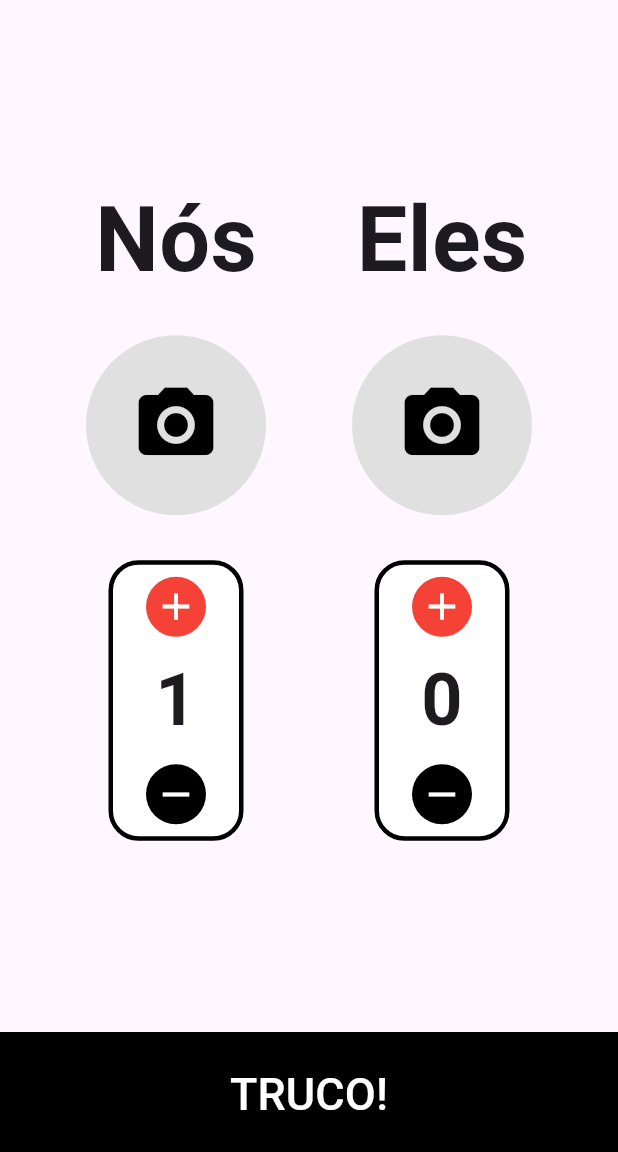
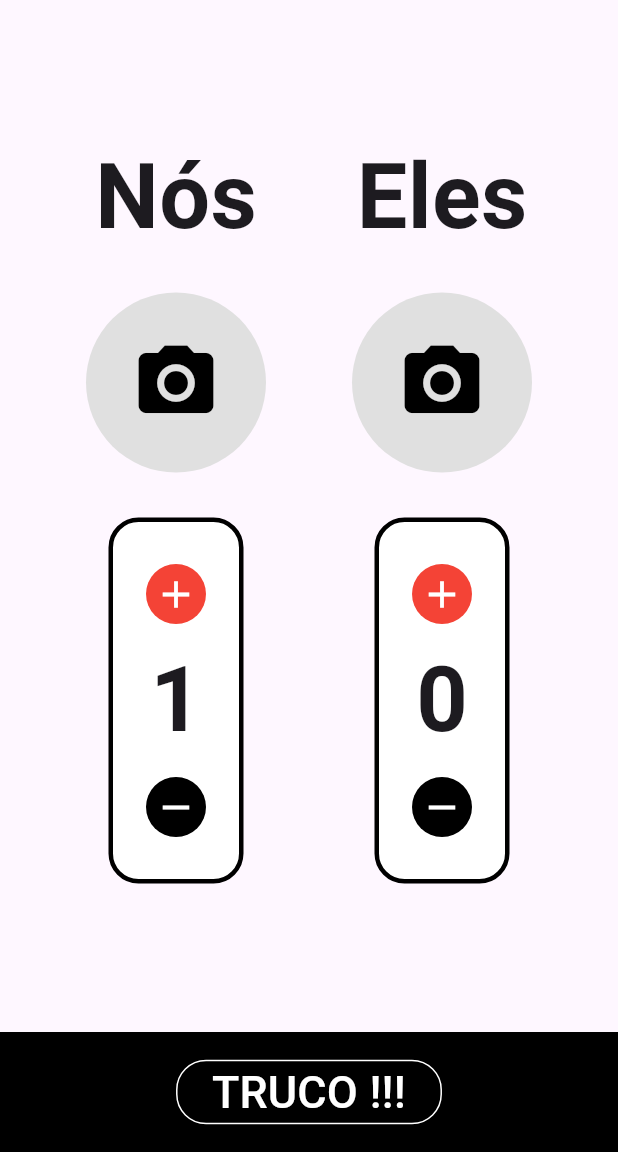
Before and after one commit to DouglasSilvar/marcador_tento_app, a Flutter app: the screen it shows after launch, after a tap on the "add" icon, on a phone screen of 412 x 824 dp, the part 84-1236 px from its top. Run offline on Flutter 3.47's test engine with Material 3 defaults, Android fonts, the phone set to English and light mode, and no system bars; our stand-ins replace audioplayers, image_picker; missing offline and left inert: audio_session.

```diff
--- a/lib/main.dart
+++ b/lib/main.dart
@@ -3,9 +3,22 @@ import 'dart:math';
 import 'package:flutter/material.dart';
 import 'package:image_picker/image_picker.dart';
 import 'package:audioplayers/audioplayers.dart';
+import 'package:audio_session/audio_session.dart' as audio_session;
 
-void main() {
-  runApp(const MyApp());
+void main() async {
+  WidgetsFlutterBinding.ensureInitialized();
+  final session = await audio_session.AudioSession.instance;
+  await session.configure(const audio_session.AudioSessionConfiguration(
+    avAudioSessionCategory: audio_session.AVAudioSessionCategory.playAndRecord,
+    avAudioSessionCategoryOptions:
+        audio_session.AVAudioSessionCategoryOptions.mixWithOthers,
+    avAudioSessionMode: audio_session.AVAudioSessionMode.defaultMode,
+    avAudioSessionRouteSharingPolicy:
+        audio_session.AVAudioSessionRouteSharingPolicy.defaultPolicy,
+    avAudioSessionSetActiveOptions:
+        audio_session.AVAudioSessionSetActiveOptions.none,
+  ));
+  runApp(MyApp());
 }
 
 class MyApp extends StatelessWidget {
@@ -38,6 +51,8 @@ class _MyHomePageState extends State<MyHomePage> {
   int _elesCounter = 0;
   File? _nosImage;
   File? _elesImage;
+  String _centralButtonText = 'TRUCO !!!';
+  bool _isTrucoVisible = false;
 
   final Random _random = Random();
 
@@ -51,6 +66,24 @@ class _MyHomePageState extends State<MyHomePage> {
       print('Error playing random truco sound: $error');
     });
   }
+
+  void _handleButtonPress(String buttonPressed) {
+  setState(() {
+    if (buttonPressed == 'CORRO ...') {
+      _isTrucoVisible = false;
+      _centralButtonText = 'TRUCO !!!';
+    } else if (buttonPressed == 'TRUCO !!!') {
+      _isTrucoVisible = true;
+    } else if (buttonPressed == 'SEIS !!!' && _centralButtonText == 'TRUCO !!!') {
+      _centralButtonText = 'SEIS !!!';
+    } else if (buttonPressed == 'NOVE !!!' && _centralButtonText == 'SEIS !!!') {
+      _centralButtonText = 'NOVE !!!';
+    } else if (buttonPressed == 'DOZE !!!' && _centralButtonText == 'NOVE !!!') {
+      _centralButtonText = 'DOZE !!!';
+      _isTrucoVisible = false;
+    }
+  });
+}
 
   Future<void> _pickImage(bool isNos) async {
     final ImagePicker _picker = ImagePicker();
@@ -108,10 +141,10 @@ class _MyHomePageState extends State<MyHomePage> {
           onTap: () => _pickImage(isNos),
           child: CircleAvatar(
             backgroundColor:
-                Colors.grey[300], // Fundo cinza para o ícone da câmera
+                Colors.grey[300],
             backgroundImage: teamImage != null
                 ? FileImage(teamImage)
-                : null, // Ícone da câmera preto
+                : null,
             radius: 60,
             child: teamImage == null
                 ? const Icon(Icons.camera_alt, size: 60, color: Colors.black)
@@ -120,8 +153,7 @@ class _MyHomePageState extends State<MyHomePage> {
         ),
         const SizedBox(height: 20),
         Container(
-          width:
-              90, // Aumentando a largura do Container (ajuste este valor conforme necessário)
+          width: 90,
           margin: const EdgeInsets.all(10),
           decoration: BoxDecoration(
             color: Colors.white,
@@ -131,29 +163,29 @@ class _MyHomePageState extends State<MyHomePage> {
           child: Column(
             mainAxisAlignment: MainAxisAlignment.center,
             children: <Widget>[
+              const SizedBox(height: 20),
               IconButton(
                 icon: CircleAvatar(
-                  backgroundColor: Colors.red, // Fundo vermelho para o ícone +
-                  child: Icon(Icons.add,
-                      size: 30, color: Colors.white), // Ícone + branco
+                  backgroundColor: Colors.red,
+                  child: Icon(Icons.add, size: 30, color: Colors.white),
                 ),
                 onPressed: () => _incrementCounter(isNos),
               ),
               Text(
                 '$score',
                 style: const TextStyle(
-                  fontSize: 48,
+                  fontSize: 60,
                   fontWeight: FontWeight.bold,
                 ),
               ),
               IconButton(
                 icon: CircleAvatar(
-                  backgroundColor: Colors.black, // Fundo preto para o ícone -
-                  child: Icon(Icons.remove,
-                      size: 30, color: Colors.white), // Ícone - branco
+                  backgroundColor: Colors.black,
+                  child: Icon(Icons.remove, size: 30, color: Colors.white),
                 ),
                 onPressed: () => _decrementCounter(isNos),
               ),
+              const SizedBox(height: 20),
             ],
           ),
         ),
@@ -168,8 +200,7 @@ class _MyHomePageState extends State<MyHomePage> {
         backgroundColor: Colors.black,
         title: Center(
             child: Text(widget.title,
-                style: const TextStyle(
-                    color: Colors.white))), // Centralizando o título
+                style: const TextStyle(color: Colors.white))),
       ),
       body: Center(
         child: Row(
@@ -180,16 +211,36 @@ class _MyHomePageState extends State<MyHomePage> {
           ],
         ),
       ),
-      bottomNavigationBar: BottomAppBar(
-        color: Colors.black,
-        child: TextButton(
-          onPressed: _playRandomTrucoSound,
-          child: const Text('TRUCO!',
-              style: TextStyle(
-                  color: Colors.white,
-                  fontSize: 30)), // Aumentando o texto "TRUCO!"
+    bottomNavigationBar: BottomAppBar(
+      color: Colors.black,
+      child: Row(
+        mainAxisAlignment: MainAxisAlignment.spaceEvenly,
+        children: <Widget>[
+          if (_isTrucoVisible || _centralButtonText != 'TRUCO !!!')
+            _buildActionButton('CORRO ...'),
+          _buildActionButton(_centralButtonText),
+          if (_isTrucoVisible && _centralButtonText != 'DOZE !!!')
+            _buildActionButton(_centralButtonText == 'TRUCO !!!' ? 'SEIS !!!' : _centralButtonText == 'SEIS !!!' ? 'NOVE !!!' : 'DOZE !!!'),
+        ],
         ),
       ),
     );
   }
+
+Widget _buildActionButton(String text) {
+  return ElevatedButton(
+    onPressed: () => _handleButtonPress(text),
+    child: Text(text,
+        style: TextStyle(
+            color: Colors.white,
+            fontSize: 30)),
+    style: ElevatedButton.styleFrom(
+      primary: Colors.black,
+      shape: RoundedRectangleBorder(
+        borderRadius: BorderRadius.circular(20),
+        side: BorderSide(color: Colors.white),
+      ),
+    ),
+  );
 }
+}
--- a/pubspec.yaml
+++ b/pubspec.yaml
@@ -14,6 +14,7 @@ dependencies:
   cupertino_icons: ^1.0.2
   image_picker: ^0.8.5+3
   audioplayers: ^5.2.1
+  audio_session: ^0.1.18
 
 dev_dependencies:
   flutter_test:
```
Also changed, not shown: pubspec.lock, 1 other file.
